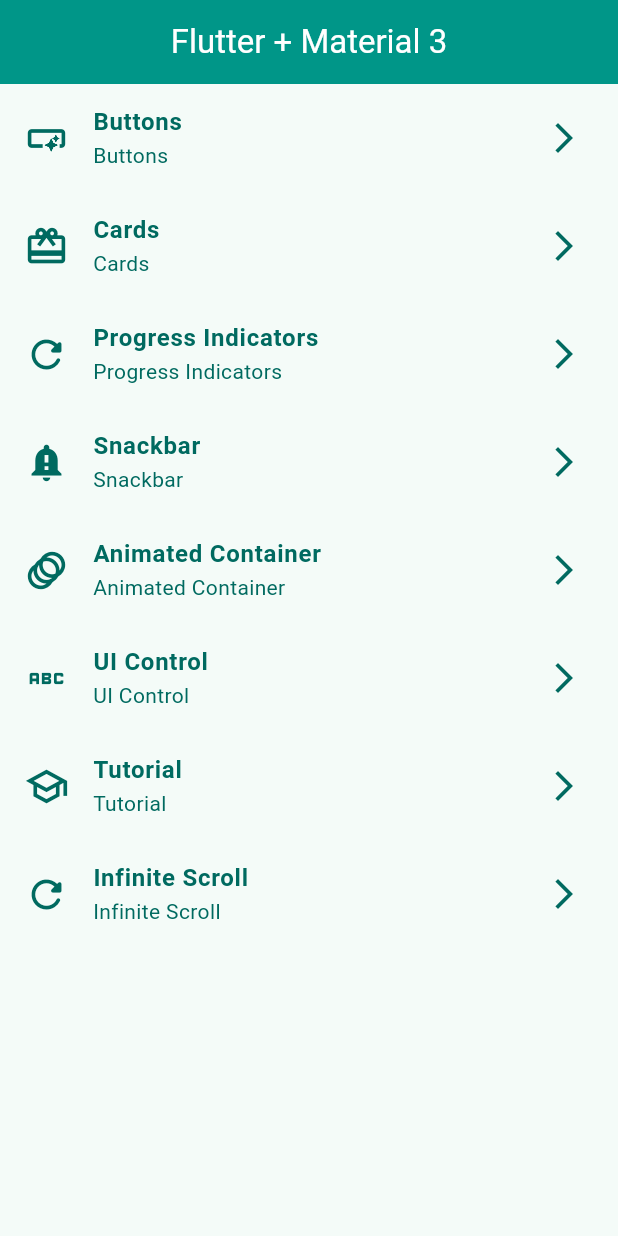
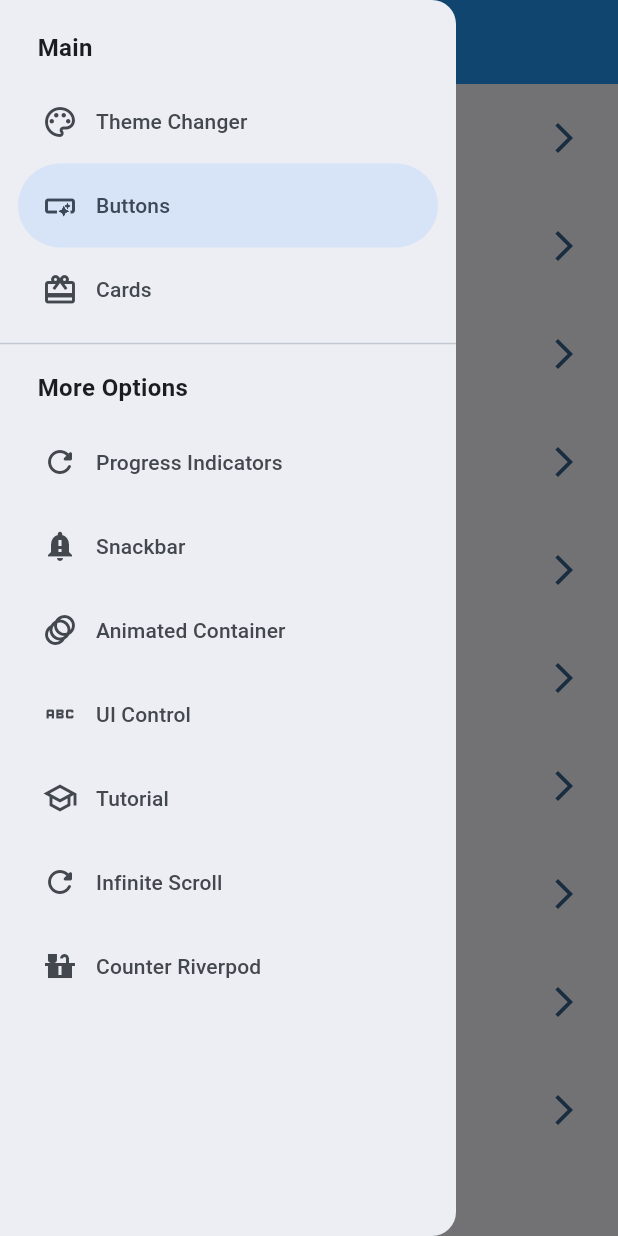
Before and after one commit to gacc94/curses-udemy-flutter-widgets_app_09, a Flutter app: the screen it shows after launch, with the side drawer open (before the commit the screen has no drawer), on a phone screen of 412 x 824 dp. Run offline on Flutter 3.47's test engine with Material 3 defaults, Android fonts, the light colour scheme and no system bars; our stand-ins replace animate_do, flutter_riverpod, go_router.

Commit message:
add state themes

```diff
--- a/lib/app.dart
+++ b/lib/app.dart
@@ -1,16 +1,24 @@
 import 'package:flutter/material.dart';
+import 'package:flutter_riverpod/flutter_riverpod.dart';
 import 'package:widgets_app_09/config/router/go_router.dart';
 import 'package:widgets_app_09/config/themes/app_theme.dart';
+import 'package:widgets_app_09/presentation/providers/theme_provider.dart';
 
-class MainApp extends StatelessWidget {
+class MainApp extends ConsumerWidget {
   const MainApp({super.key});
 
   @override
-  Widget build(BuildContext context) {
+  Widget build(BuildContext context, WidgetRef ref) {
+    final selectedColor = ref.watch(selectedColorProvider);
+    final isDarkMode = ref.watch(themeProvider);
     return MaterialApp.router(
       routerConfig: router,
       debugShowCheckedModeBanner: false,
-      theme: AppTheme.theme(selectedColor: 10, centerTitle: true),
+      theme: AppTheme.theme(
+        selectedColor: selectedColor,
+        centerTitle: true,
+        isDarkMode: isDarkMode,
+      ),
       title: 'Flutter App',
     );
   }
--- a/lib/config/menu/menu_item.dart
+++ b/lib/config/menu/menu_item.dart
@@ -15,6 +15,12 @@
 }
 
 final menuItems = [
+  MenuItem(
+    title: 'Theme Changer',
+    icon: Icons.color_lens_outlined,
+    link: '/theme-changer',
+    subTitle: 'Theme Changer',
+  ),
   MenuItem(
     title: 'Buttons',
     icon: Icons.smart_button_outlined,
@@ -63,4 +69,10 @@
     link: '/infinite-scroll',
     subTitle: 'Infinite Scroll',
   ),
+  MenuItem(
+    title: 'Counter Riverpod',
+    icon: Icons.countertops,
+    link: '/counter-riverpod',
+    subTitle: 'Counter Riverpod',
+  ),
 ];
--- a/lib/config/router/go_router.dart
+++ b/lib/config/router/go_router.dart
@@ -51,5 +51,15 @@
       name: InfiniteScrollScreen.name,
       builder: (context, state) => const InfiniteScrollScreen(),
     ),
+    GoRoute(
+      path: '/counter-riverpod',
+      name: CounterScreen.name,
+      builder: (context, state) => const CounterScreen(),
+    ),
+    GoRoute(
+      path: '/theme-changer',
+      name: ThemeChangerScreen.name,
+      builder: (context, state) => const ThemeChangerScreen(),
+    ),
   ],
 );
--- a/lib/config/themes/app_theme.dart
+++ b/lib/config/themes/app_theme.dart
@@ -26,10 +26,12 @@
   static ThemeData theme({
     required int selectedColor,
     bool centerTitle = false,
+    bool isDarkMode = false,
   }) {
-    // assert(selectedColor >= 0 && selectedColor < colorList.length);
+    assert(selectedColor >= 0 && selectedColor < colorList.length);
     return ThemeData(
       useMaterial3: true,
+      brightness: isDarkMode ? Brightness.dark : Brightness.light,
       colorSchemeSeed: colorList[selectedColor],
       appBarTheme: AppBarTheme(
         backgroundColor: colorList[selectedColor],
--- a/lib/main.dart
+++ b/lib/main.dart
@@ -1,6 +1,7 @@
 import 'package:flutter/material.dart';
+import 'package:flutter_riverpod/flutter_riverpod.dart';
 import 'package:widgets_app_09/app.dart';
 
 void main() {
-  runApp(const MainApp());
+  runApp(ProviderScope(child: MainApp()));
 }
--- /dev/null
+++ b/lib/presentation/providers/counter_provider.dart
@@ -0,0 +1,3 @@
+import 'package:flutter_riverpod/legacy.dart';
+
+final counterProvider = StateProvider<int>((ref) => 10);
--- /dev/null
+++ b/lib/presentation/providers/theme_provider.dart
@@ -0,0 +1,12 @@
+import 'package:flutter/material.dart';
+import 'package:flutter_riverpod/legacy.dart';
+import 'package:widgets_app_09/config/themes/app_theme.dart';
+
+//* Provider de tema
+final themeProvider = StateProvider<bool>((ref) => false);
+
+//* Provider de colores
+final colorsProvider = StateProvider<List<Color>>((ref) => colorList);
+
+//* Provider de color seleccionado
+final selectedColorProvider = StateProvider<int>((ref) => 0);
--- a/lib/presentation/screens/home/home_screen.dart
+++ b/lib/presentation/screens/home/home_screen.dart
@@ -1,6 +1,7 @@
 import 'package:flutter/material.dart';
 import 'package:go_router/go_router.dart';
 import 'package:widgets_app_09/config/menu/menu_item.dart';
+import 'package:widgets_app_09/presentation/widgets/side_menu.dart';
 
 class HomeScreen extends StatelessWidget {
   static const String name = 'HomeScreen';
@@ -9,9 +10,12 @@
 
   @override
   Widget build(BuildContext context) {
+    final GlobalKey<ScaffoldState> scaffoldKey = GlobalKey<ScaffoldState>();
     return Scaffold(
+      key: scaffoldKey,
       appBar: AppBar(title: Text('Flutter + Material 3')),
       body: const _HomeView(),
+      drawer: SideMenu(scaffoldKey: scaffoldKey),
     );
   }
 }
@@ -24,7 +28,7 @@
     final items = menuItems;
 
     return ListView.builder(
-      physics: const BouncingScrollPhysics(),
+      physics: const ClampingScrollPhysics(),
       itemCount: items.length,
       itemBuilder: (context, index) {
         final menuItem = items[index];
--- a/lib/presentation/screens/screens.dart
+++ b/lib/presentation/screens/screens.dart
@@ -11,3 +11,5 @@
 export 'progress/progress_screen.dart';
 export 'snackbar/snacbar_screen.dart';
 export 'ui_control/ui_control_screen.dart';
+export 'counter/counter_screen.dart';
+export 'theme_changer/theme_changer_screen.dart';
--- /dev/null
+++ b/lib/presentation/widgets/side_menu.dart
@@ -0,0 +1,83 @@
+import 'package:flutter/material.dart';
+import 'package:go_router/go_router.dart';
+import 'package:widgets_app_09/config/menu/menu_item.dart';
+
+class SideMenu extends StatefulWidget {
+  final GlobalKey<ScaffoldState> scaffoldKey;
+
+  const SideMenu({super.key, required this.scaffoldKey});
+
+  @override
+  State<SideMenu> createState() => _SideMenuState();
+}
+
+class _SideMenuState extends State<SideMenu> {
+  late int navDestination;
+
+  @override
+  void initState() {
+    super.initState();
+    navDestination = 1;
+  }
+
+  @override
+  Widget build(BuildContext context) {
+    final hasNotch = MediaQuery.of(context).viewPadding.top > 35;
+
+    final theme = Theme.of(context).colorScheme;
+    return NavigationDrawer(
+      backgroundColor: theme.surfaceContainer,
+      selectedIndex: navDestination,
+      children: [
+        Padding(
+          padding: EdgeInsets.fromLTRB(25, hasNotch ? 0 : 20, 16, 10),
+          child: Text(
+            'Main',
+            style: TextStyle(
+              color: theme.onSurface,
+              fontSize: 16,
+              fontWeight: FontWeight.bold,
+            ),
+          ),
+        ),
+
+        ...menuItems
+            .sublist(0, 3)
+            .map(
+              (item) => NavigationDrawerDestination(
+                icon: Icon(item.icon),
+                label: Text(item.title),
+              ),
+            ),
+
+        const Divider(),
+        Padding(
+          padding: EdgeInsets.fromLTRB(25, 10, 16, 10),
+          child: Text(
+            'More Options',
+            style: TextStyle(
+              color: theme.onSurface,
+              fontSize: 16,
+              fontWeight: FontWeight.bold,
+            ),
+          ),
+        ),
+        ...menuItems
+            .sublist(3)
+            .map(
+              (item) => NavigationDrawerDestination(
+                icon: Icon(item.icon),
+                label: Text(item.title),
+              ),
+            ),
+      ],
+      onDestinationSelected: (value) {
+        setState(() {
+          navDestination = value;
+        });
+        context.push(menuItems[value].link);
+        widget.scaffoldKey.currentState?.closeDrawer();
+      },
+    );
+  }
+}
--- a/pubspec.yaml
+++ b/pubspec.yaml
@@ -10,6 +10,7 @@
   animate_do: ^4.2.0
   flutter:
     sdk: flutter
+  flutter_riverpod: ^3.0.1
   go_router: ^16.2.4
 
 dev_dependencies:
```
Also changed, not shown: lib/presentation/screens/app_tutorial/tutorial_screen.dart (+9 -4 lines), lib/presentation/screens/counter/counter_screen.dart (added, +73 -0 lines), lib/presentation/screens/theme_changer/theme_changer_screen.dart (added, +66 -0 lines), pubspec.lock.
